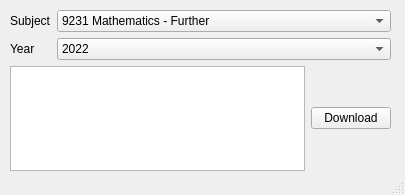
The window that main_window.ui (luke-tangh/a-level-pastpaper-crawler) describes before a commit, drawn with Qt 5.
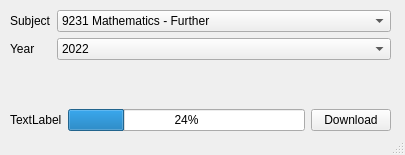
The same window after the commit.

```diff
--- a/main_window.ui
+++ b/main_window.ui
@@ -7,7 +7,7 @@
     <x>0</x>
     <y>0</y>
     <width>405</width>
-    <height>195</height>
+    <height>155</height>
    </rect>
   </property>
   <property name="windowTitle">
@@ -20,7 +20,7 @@
       <x>10</x>
       <y>10</y>
       <width>381</width>
-      <height>161</height>
+      <height>121</height>
      </rect>
     </property>
     <layout class="QVBoxLayout" name="verticalLayout_3">
@@ -166,7 +166,18 @@
      <item>
       <layout class="QHBoxLayout" name="horizontalLayout">
        <item>
-        <widget class="QListView" name="ProgressList"/>
+        <widget class="QLabel" name="Label">
+         <property name="text">
+          <string>TextLabel</string>
+         </property>
+        </widget>
+       </item>
+       <item>
+        <widget class="QProgressBar" name="progressBar">
+         <property name="value">
+          <number>24</number>
+         </property>
+        </widget>
        </item>
        <item>
         <widget class="QPushButton" name="SubmitButton">
```
